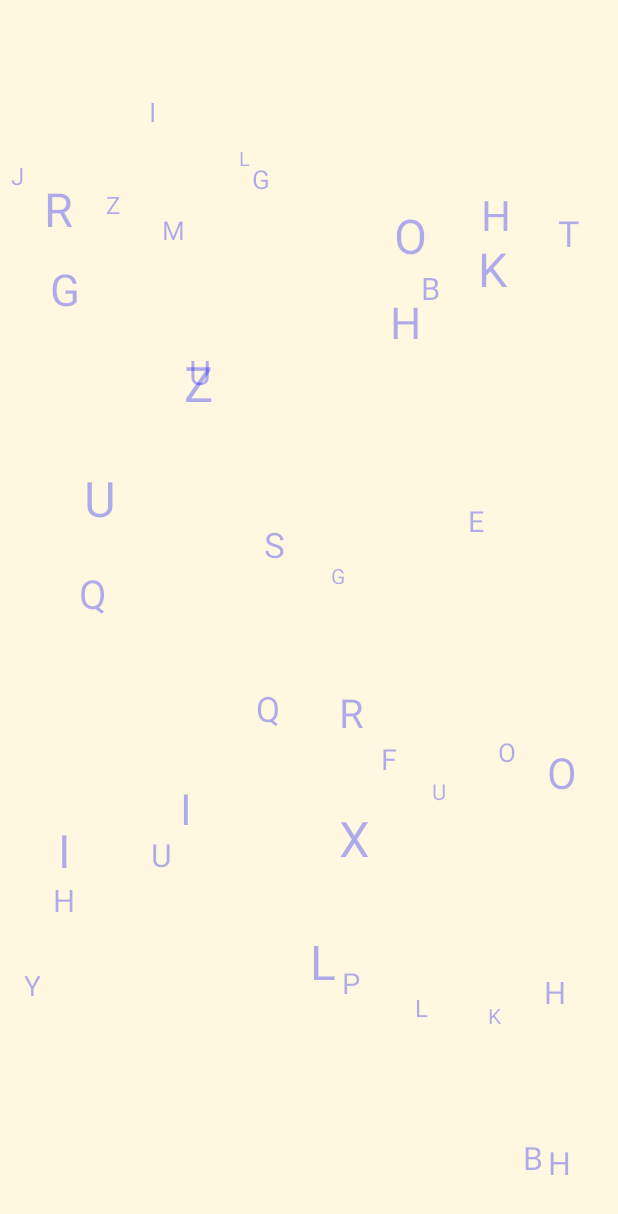
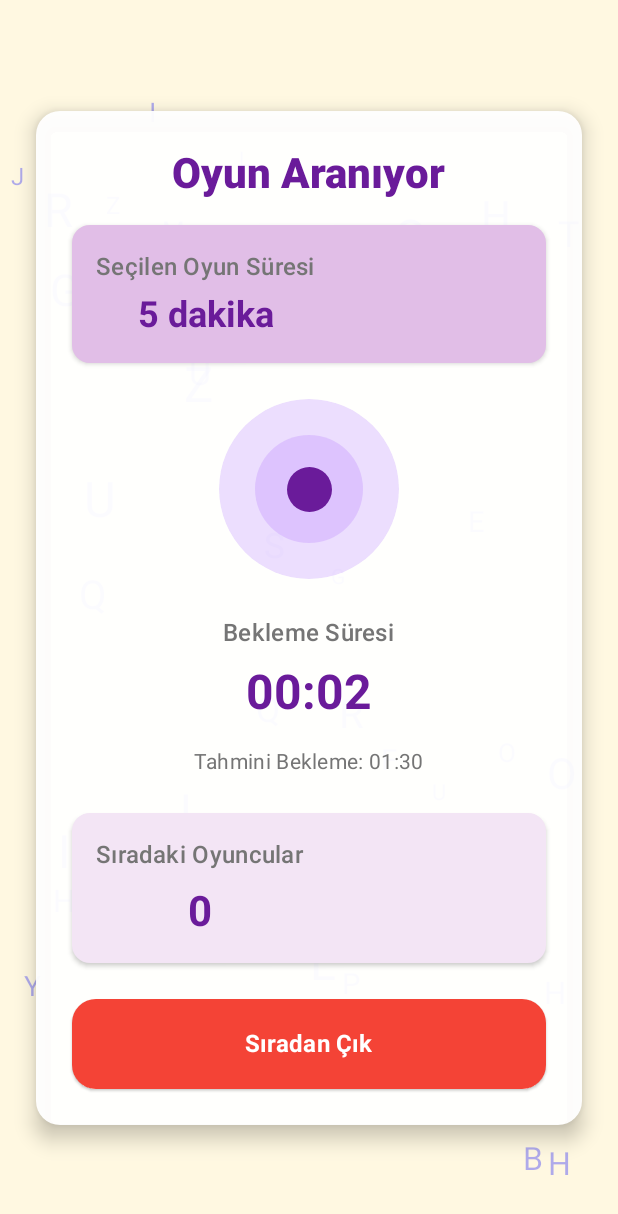
Before and after one commit to AKeeF-Albayrak/LetterWars, an Android app built with Jetpack Compose: the composable QueueScreen shown on its own in the app's theme, after a tap on "Sıradan Çık", on a phone screen of 412 x 824 dp. Shown: the top 1214 px of the screen. Run offline under Robolectric (Android 15) with nearby library versions, the phone set to English and light mode, and no system bars; our stand-ins replace Firebase (no records; nobody signed in at launch, a user with empty details on screens opened directly).

Commit message:
Queue bug fix

```diff
--- a/app/src/main/java/com/example/letterwars/data/repository/QueueRepository.kt
+++ b/app/src/main/java/com/example/letterwars/data/repository/QueueRepository.kt
@@ -2,32 +2,20 @@ import com.example.letterwars.data.firebase.FireBaseGameDataSource
 import com.example.letterwars.data.model.Game
 import com.example.letterwars.data.model.GameDuration
 import com.example.letterwars.data.model.GameStatus
-import com.google.firebase.firestore.FirebaseFirestore
 import com.google.firebase.firestore.ListenerRegistration
-import kotlinx.coroutines.tasks.await
 
 class QueueRepository(
     private val gameDataSource: FireBaseGameDataSource = FireBaseGameDataSource()
 ) {
 
-    suspend fun findWaitingGame(duration: GameDuration): Game? {
-        return gameDataSource.findWaitingGame(duration)
-    }
+    suspend fun findWaitingGame(duration: GameDuration) =
+        gameDataSource.findWaitingGame(duration)
 
-    suspend fun createWaitingGame(playerId: String, duration: GameDuration): String? {
-        // Önce mevcut bekleyen oyunları temizle
-        deleteOwnWaitingGame(playerId)
-        return gameDataSource.createWaitingGame(playerId, duration)
-    }
+    suspend fun createWaitingGame(playerId: String, duration: GameDuration): String? =
+        gameDataSource.createWaitingGame(playerId, duration)
 
     suspend fun joinExistingGame(game: Game, player2Id: String): Boolean {
-        // Önce kendi bekleyen oyunlarımızı temizleyelim
-        deleteOwnWaitingGame(player2Id)
         return gameDataSource.tryJoinWaitingGame(game.gameId, player2Id)
-    }
-
-    suspend fun findWaitingGameForPlayer(playerId: String): Game? {
-        return gameDataSource.findWaitingGameForPlayer(playerId)
     }
 
     suspend fun deleteOwnWaitingGame(playerId: String) {
@@ -45,43 +33,6 @@ class QueueRepository(
         playerId: String,
         onGameFound: (String?) -> Unit
     ): ListenerRegistration {
-        return gameDataSource.listenForGameForPlayer(playerId) { gameId ->
-            onGameFound(gameId)
-        }
-    }
-
-    suspend fun getQueueUserCount(duration: GameDuration): Int {
-        // Sıradaki kullanıcı sayısını almak için Firestore'a sorgu yap
-        return try {
-            val snapshot = FirebaseFirestore.getInstance().collection("games")
-                .whereEqualTo("status", GameStatus.WAITING_FOR_PLAYER.name)
-                .whereEqualTo("duration", duration)
-                .get()
-                .await()
-
-            snapshot.documents.size
-        } catch (e: Exception) {
-            0
-        }
-    }
-
-    suspend fun findActiveGamesForPlayer(playerId: String): List<Game> {
-        return try {
-            val snapshot = FirebaseFirestore.getInstance().collection("games")
-                .whereIn("status", listOf(GameStatus.IN_PROGRESS.name, GameStatus.WAITING_FOR_PLAYER.name))
-                .get()
-                .await()
-
-            snapshot.documents.mapNotNull { doc ->
-                val game = doc.toObject(Game::class.java)
-                if (game != null && (game.player1Id == playerId || game.player2Id == playerId)) {
-                    game
-                } else {
-                    null
-                }
-            }
-        } catch (e: Exception) {
-            emptyList()
-        }
+        return gameDataSource.listenForGameForPlayer(playerId, onGameFound)
     }
 }
--- a/app/src/main/java/com/example/letterwars/ui/screen/queue/QueueGameScreen.kt
+++ b/app/src/main/java/com/example/letterwars/ui/screen/queue/QueueGameScreen.kt
@@ -4,7 +4,6 @@ import QueueViewModel
 import androidx.compose.animation.AnimatedVisibility
 import androidx.compose.animation.core.*
 import androidx.compose.animation.fadeIn
-import androidx.compose.animation.fadeOut
 import androidx.compose.animation.slideInVertically
 import androidx.compose.foundation.background
 import androidx.compose.foundation.layout.*
@@ -33,55 +32,21 @@ fun QueueScreen(
     onMatchFound: (String) -> Unit
 ) {
     var elapsedTime by remember { mutableStateOf(0L) }
+    var isInQueue by remember { mutableStateOf(true) }
+    var showMatchFoundCard by remember { mutableStateOf(false) }
     var visible by remember { mutableStateOf(false) }
-    var exitingQueue by remember { mutableStateOf(false) }
 
-    // ViewModel'den state'leri topla
-    val isInQueue by viewModel.isSearching.collectAsState()
-    val gameId by viewModel.gameId.collectAsState()
-    val queueUserCount by viewModel.queueUserCount.collectAsState()
-    val showMatchFoundCard = gameId != null
-
-    // UI görünürlüğü için gecikmeli animasyon
     LaunchedEffect(Unit) {
         delay(100)
         visible = true
     }
 
-    // Elapsed time sayacı
-    LaunchedEffect(isInQueue) {
-        while (isInQueue) {
-            delay(1000L)
-            elapsedTime++
-        }
-    }
-
-    // Oyun bulununca yönlendirme
-    LaunchedEffect(gameId) {
-        val currentGameId = gameId
-        if (currentGameId != null) {
-            delay(2000L) // Kullanıcıya "Eşleşme bulundu" mesajını göstermek için gecikme
-            onMatchFound(currentGameId)
-        }
-    }
-
-    // Sıradan çıkma işlemi
-    LaunchedEffect(exitingQueue) {
-        if (exitingQueue) {
-            viewModel.leaveQueue()
-            delay(500) // Animasyon için kısa bir gecikme
-            navController.popBackStack()
-        }
-    }
-
-    // Oyun süresi metni
     val gameDuration = viewModel.gameDuration
     val gameDurationText = when {
         gameDuration.minutes < 60 -> "${gameDuration.minutes} dakika"
         else -> "${gameDuration.minutes / 60} saat"
     }
 
-    // Geçen zaman formatı
     val formattedTime = remember(elapsedTime) {
         String.format(
             "%02d:%02d",
@@ -90,7 +55,25 @@ fun QueueScreen(
         )
     }
 
-    // Dairelerin titreşim animasyonu
+    LaunchedEffect(isInQueue) {
+        while (isInQueue) {
+            delay(1000L)
+            elapsedTime++
+        }
+    }
+
+    val gameId by viewModel.gameId.collectAsState()
+
+    LaunchedEffect(gameId) {
+        val currentGameId = gameId
+        if (currentGameId != null) {
+            isInQueue = false
+            showMatchFoundCard = true
+            delay(2000L)
+            onMatchFound(currentGameId)
+        }
+    }
+
     val infiniteTransition = rememberInfiniteTransition(label = "pulsating")
     val scale by infiniteTransition.animateFloat(
         initialValue = 0.8f,
@@ -115,11 +98,9 @@ fun QueueScreen(
                 .padding(16.dp),
             contentAlignment = Alignment.Center
         ) {
-            // Ana bekleme kartı
             AnimatedVisibility(
-                visible = visible && isInQueue && !showMatchFoundCard,
-                enter = fadeIn() + slideInVertically(initialOffsetY = { it / 2 }),
-                exit = fadeOut()
+                visible = visible,
+                enter = fadeIn() + slideInVertically(initialOffsetY = { it / 2 })
             ) {
                 Card(
                     modifier = Modifier
@@ -258,6 +239,8 @@ fun QueueScreen(
 
                                 Spacer(modifier = Modifier.height(8.dp))
 
+                                val queueUserCount by viewModel.queueUserCount.collectAsState()
+
                                 Text(
                                     text = queueUserCount.toString(),
                                     style = MaterialTheme.typography.headlineMedium,
@@ -270,7 +253,11 @@ fun QueueScreen(
                         Spacer(modifier = Modifier.height(24.dp))
 
                         ElevatedButton(
-                            onClick = { exitingQueue = true }, // Çıkış animasyonu tetiklemek için
+                            onClick = {
+                                isInQueue = false
+                                viewModel.leaveQueue()
+                                navController.popBackStack()
+                            },
                             modifier = Modifier
                                 .fillMaxWidth()
                                 .height(60.dp),
@@ -291,17 +278,11 @@ fun QueueScreen(
             }
         }
 
-        // Eşleşme bulundu kartı - AnimatedVisibility ile kontrol edilir
-        AnimatedVisibility(
-            visible = showMatchFoundCard,
-            enter = fadeIn(),
-            exit = fadeOut(),
-            modifier = Modifier.align(Alignment.Center)
-        ) {
+        if (showMatchFoundCard) {
             Card(
                 modifier = Modifier
-                    .padding(24.dp)
-                    .fillMaxWidth(0.85f),
+                    .align(Alignment.Center)
+                    .padding(24.dp),
                 elevation = CardDefaults.cardElevation(defaultElevation = 8.dp),
                 colors = CardDefaults.cardColors(
                     containerColor = Color(0xFFE8F5E9) // Açık yeşil arka plan
@@ -326,102 +307,8 @@ fun QueueScreen(
                     Text(
                         text = "Hazırlanıyor...",
                         style = MaterialTheme.typography.bodyLarge,
-                        color = Color(0xFF388E3C), // Daha koyu yeşil metin
-                        fontWeight = FontWeight.Medium
+                        color = Color(0xFF388E3C) // Daha koyu yeşil metin
                     )
-
-                    Spacer(modifier = Modifier.height(16.dp))
-
-                    // İlerleme çubuğu
-                    LinearProgressIndicator(
-                        modifier = Modifier
-                            .fillMaxWidth()
-                            .height(8.dp)
-                            .clip(RoundedCornerShape(4.dp)),
-                        color = Color(0xFF4CAF50),
-                        trackColor = Color(0xFFCCE8CF)
-                    )
-
-                    Spacer(modifier = Modifier.height(24.dp))
-
-                    // Eşleşme detayları
-                    Card(
-                        modifier = Modifier.fillMaxWidth(),
-                        colors = CardDefaults.cardColors(
-                            containerColor = Color(0xFFCCE8CF)
-                        ),
-                        shape = RoundedCornerShape(12.dp)
-                    ) {
-                        Row(
-                            modifier = Modifier
-                                .fillMaxWidth()
-                                .padding(16.dp),
-                            horizontalArrangement = Arrangement.SpaceEvenly,
-                            verticalAlignment = Alignment.CenterVertically
-                        ) {
-                            // Sol oyuncu
-                            Column(
-                                horizontalAlignment = Alignment.CenterHorizontally
-                            ) {
-                                Box(
-                                    modifier = Modifier
-                                        .size(48.dp)
-                                        .clip(CircleShape)
-                                        .background(Color(0xFF4CAF50)),
-                                    contentAlignment = Alignment.Center
-                                ) {
-                                    Text(
-                                        text = "S",
-                                        color = Color.White,
-                                        fontWeight = FontWeight.Bold,
-                                        fontSize = 20.sp
-                                    )
-                                }
-                                Spacer(modifier = Modifier.height(8.dp))
-                                Text(
-                                    text = "Sen",
-                                    style = MaterialTheme.typography.bodyMedium,
-                                    fontWeight = FontWeight.Medium,
-                                    color = Color(0xFF388E3C)
-                                )
-                            }
-
-                            // VS
-                            Text(
-                                text = "VS",
-                                style = MaterialTheme.typography.titleMedium,
-                                fontWeight = FontWeight.Bold,
-                                color = Color(0xFF388E3C)
-                            )
-
-                            // Sağ oyuncu
-                            Column(
-                                horizontalAlignment = Alignment.CenterHorizontally
-                            ) {
-                                Box(
-                                    modifier = Modifier
-                                        .size(48.dp)
-                                        .clip(CircleShape)
-                                        .background(Color(0xFF4CAF50)),
-                                    contentAlignment = Alignment.Center
-                                ) {
-                                    Text(
-                                        text = "R",
-                                        color = Color.White,
-                                        fontWeight = FontWeight.Bold,
-                                        fontSize = 20.sp
-                                    )
-                                }
-                                Spacer(modifier = Modifier.height(8.dp))
-                                Text(
-                                    text = "Rakip",
-                                    style = MaterialTheme.typography.bodyMedium,
-                                    fontWeight = FontWeight.Medium,
-                                    color = Color(0xFF388E3C)
-                                )
-                            }
-                        }
-                    }
                 }
             }
         }
--- a/app/src/main/java/com/example/letterwars/ui/screen/queue/QueueGameViewModel.kt
+++ b/app/src/main/java/com/example/letterwars/ui/screen/queue/QueueGameViewModel.kt
@@ -2,16 +2,12 @@ import androidx.lifecycle.SavedStateHandle
 import androidx.lifecycle.ViewModel
 import androidx.lifecycle.viewModelScope
 import com.example.letterwars.data.model.GameDuration
-import com.example.letterwars.data.model.GameStatus
 import com.google.firebase.auth.FirebaseAuth
 import com.google.firebase.firestore.ListenerRegistration
 import kotlinx.coroutines.delay
 import kotlinx.coroutines.flow.MutableStateFlow
 import kotlinx.coroutines.flow.StateFlow
 import kotlinx.coroutines.launch
-import kotlinx.coroutines.sync.Mutex
-import kotlinx.coroutines.sync.withLock
-import kotlinx.coroutines.Job
 
 class QueueViewModel(
     savedStateHandle: SavedStateHandle,
@@ -34,130 +30,70 @@ class QueueViewModel(
     val queueUserCount: StateFlow<Int> = _queueUserCount
 
     private var gameListener: ListenerRegistration? = null
-    private var checkingJob: Job? = null
-    private val queueMutex = Mutex() // Eşzamanlılık kontrolü için mutex
+    private var checkingJob = false
 
     init {
         joinQueue()
         listenForGameMatch()
-        startQueueCountUpdater()
     }
 
     private fun listenForGameMatch() {
         gameListener = repo.listenForGameForPlayer(playerId) { foundGameId ->
-            viewModelScope.launch {
-                queueMutex.withLock {
-                    if (foundGameId != null && _gameId.value == null) {
+            if (foundGameId != null) {
                 _gameId.value = foundGameId
                 _isSearching.value = false
-                        // Dinleyici işi bittiğinde diğer işleri iptal et
-                        checkingJob?.cancel()
-                    }
-                }
             }
         }
     }
 
-    private fun startQueueCountUpdater() = viewModelScope.launch {
-        while (_isSearching.value) {
-            try {
-                val count = repo.getQueueUserCount(gameDuration)
-                _queueUserCount.value = count
-            } catch (e: Exception) {
-                // Hata durumunda loglama yapabiliriz
-            }
-            delay(3000L) // 3 saniyede bir güncelle
-        }
-    }
-
     private fun joinQueue() = viewModelScope.launch {
-        queueMutex.withLock {
-            // Önce kendi bekleyen oyunumuzu temizleyelim (varsa)
-            repo.deleteOwnWaitingGame(playerId)
-
-            // Bekleyen bir oyun var mı kontrol edelim
         val waitingGame = repo.findWaitingGame(gameDuration)
 
         if (waitingGame != null && waitingGame.player1Id != playerId) {
-                // Bekleyen oyuna katılmayı deneyelim
             val joined = repo.joinExistingGame(waitingGame, playerId)
             if (joined) {
                 _gameId.value = waitingGame.gameId
                 _isSearching.value = false
             } else {
-                    // Eğer başkası katıldıysa, kendi oyunumuzu oluşturalım
-                    createOwnWaitingGame()
-                }
-            } else {
-                // Bekleyen oyun yoksa, kendi oyunumuzu oluşturalım
-                createOwnWaitingGame()
-            }
-        }
-    }
-
-    private suspend fun createOwnWaitingGame() {
+                // Eğer başkası katıldıysa, tekrar beklemeye devam
                 val myWaitingGameId = repo.createWaitingGame(playerId, gameDuration)
                 if (myWaitingGameId != null) {
                     _isSearching.value = true
                     startCheckingForOtherGames()
                 }
             }
-
-    private fun startCheckingForOtherGames() {
-        // Önceki iş varsa iptal et
-        checkingJob?.cancel()
-
-        checkingJob = viewModelScope.launch {
-            while (_isSearching.value) {
-                delay(2000L) // Daha sık kontrol edelim
-
-                queueMutex.withLock {
-                    if (!_isSearching.value || _gameId.value != null) {
-                        return@withLock // Artık arama yapmıyorsak veya oyun bulunmuşsa çıkalım
+        } else {
+            val myWaitingGameId = repo.createWaitingGame(playerId, gameDuration)
+            if (myWaitingGameId != null) {
+                _isSearching.value = true
+                startCheckingForOtherGames()
             }
-
-                    // Önce kendi oyunumuzun hala aktif olup olmadığını kontrol edelim
-                    val myWaitingGame = repo.findWaitingGameForPlayer(playerId)
-
-                    if (myWaitingGame == null) {
-                        // Kendi oyunumuz silinmiş veya değiştirilmiş, muhtemelen başka bir oyuncu katıldı
-                        // Yeni oyunlarımızı kontrol edelim
-                        val myGames = repo.findActiveGamesForPlayer(playerId)
-                        val activeGame = myGames.firstOrNull { it.status == GameStatus.IN_PROGRESS }
-
-                        if (activeGame != null) {
-                            _gameId.value = activeGame.gameId
-                            _isSearching.value = false
-                            return@withLock
-                        } else {
-                            // Hiçbir oyun bulunamadıysa, yeni bir bekleme oyunu oluşturalım
-                            createOwnWaitingGame()
-                            return@withLock
         }
     }
 
-                    // Diğer bekleyen oyunları kontrol edelim
+
+    private fun startCheckingForOtherGames() {
+        if (checkingJob) return
+        checkingJob = true
+
+        viewModelScope.launch {
+            while (_isSearching.value) {
+                delay(5000L)
                 val waitingGame = repo.findWaitingGame(gameDuration)
                 if (waitingGame != null && waitingGame.player1Id != playerId) {
-                        val joined = repo.joinExistingGame(waitingGame, playerId)
-                        if (joined) {
-                            // Başarıyla katıldık, kendi bekleme oyunumuzu temizleyelim
+                    repo.joinExistingGame(waitingGame, playerId)
                     repo.deleteOwnWaitingGame(playerId)
                     _gameId.value = waitingGame.gameId
                     _isSearching.value = false
-                        }
-                    }
+                    break
                 }
             }
         }
     }
 
     fun leaveQueue() = viewModelScope.launch {
-        queueMutex.withLock {
         repo.leaveMatchQueue(playerId)
         _isSearching.value = false
-            checkingJob?.cancel()
-        }
     }
 
     override fun onCleared() {
@@ -166,6 +102,5 @@ class QueueViewModel(
             leaveQueue()
         }
         gameListener?.remove()
-        checkingJob?.cancel()
     }
 }
```
Also changed, not shown: app/src/main/java/com/example/letterwars/data/firebase/FireBaseGameDataSource.kt (+15 -16 lines). Lines whose indentation alone changed are shown as unchanged.
